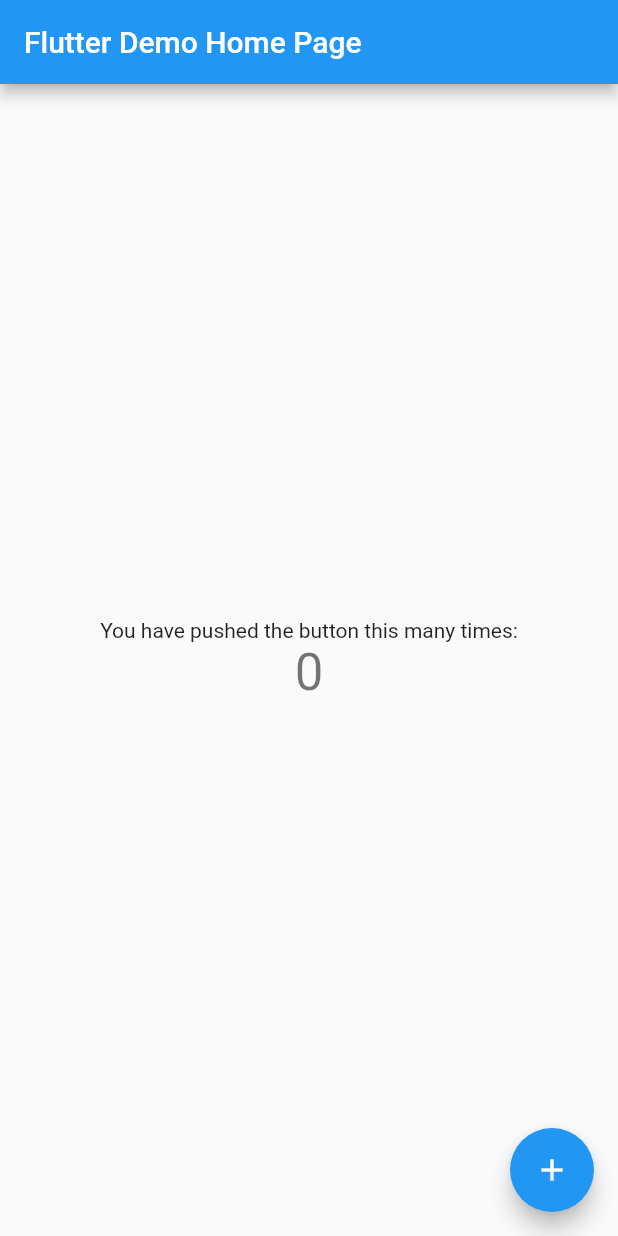
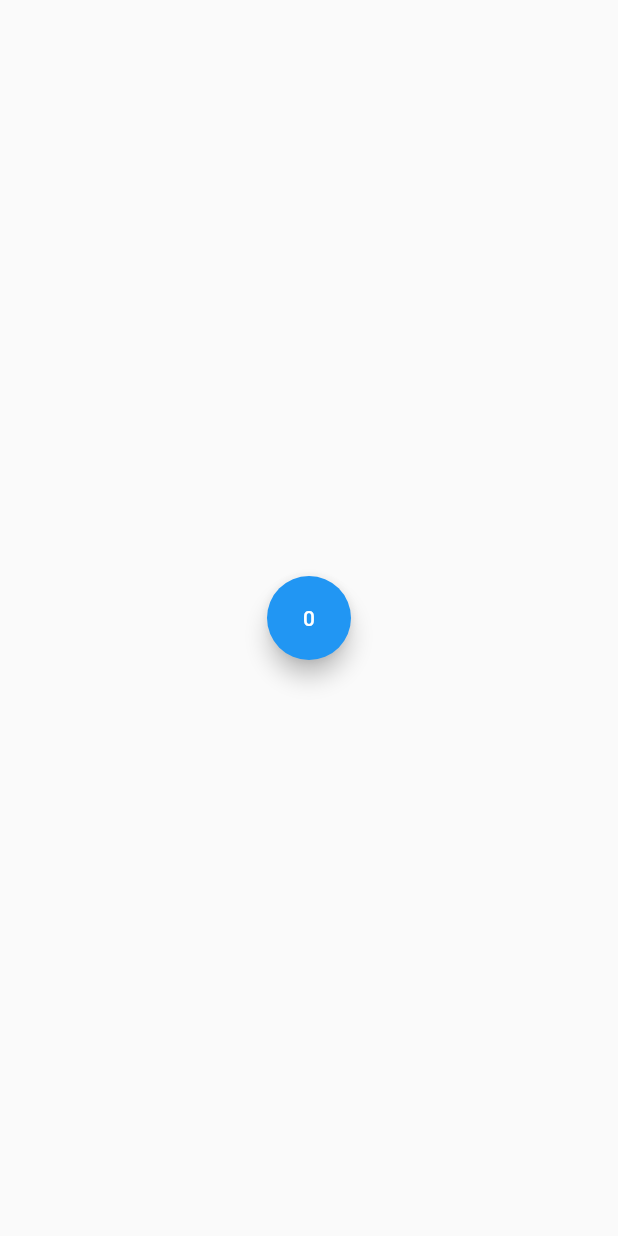
Before and after one commit to songnick/todo_list, a Flutter app: the screen it shows after launch, on a phone screen of 412 x 824 dp. Run offline on Flutter 3.47's test engine with Material 2 defaults, Android fonts, the phone set to English and light mode, and no system bars.

Commit message:
modify build tool

```diff
--- a/lib/main.dart
+++ b/lib/main.dart
@@ -1,6 +1,30 @@
 import 'package:flutter/material.dart';
 
 void main() => runApp(MyApp());
+
+
+class TestWidget extends StatelessWidget{
+  const TestWidget({
+    Key key,
+    @required this.text,
+    this.backroundColor:Colors.green,
+
+}):super(key:key);
+
+  final String text;
+  final Color backroundColor;
+  @override
+  Widget build(BuildContext context) {
+
+    return Center(
+      child: Container(
+        color: backroundColor,
+        child: Text(text),
+      ),
+    );
+  }
+
+}
 
 class MyApp extends StatelessWidget {
   // This widget is the root of your application.
@@ -24,6 +48,7 @@ class MyApp extends StatelessWidget {
     );
   }
 }
+
 
 class MyHomePage extends StatefulWidget {
   MyHomePage({Key key, this.title}) : super(key: key);
@@ -66,46 +91,14 @@ class _MyHomePageState extends State<MyHomePage> {
     // fast, so that you can just rebuild anything that needs updating rather
     // than having to individually change instances of widgets.
     return Scaffold(
-      appBar: AppBar(
-        // Here we take the value from the MyHomePage object that was created by
-        // the App.build method, and use it to set our appbar title.
-        title: Text(widget.title),
-      ),
       body: Center(
-        // Center is a layout widget. It takes a single child and positions it
-        // in the middle of the parent.
-        child: Column(
-          // Column is also layout widget. It takes a list of children and
-          // arranges them vertically. By default, it sizes itself to fit its
-          // children horizontally, and tries to be as tall as its parent.
-          //
-          // Invoke "debug painting" (press "p" in the console, choose the
-          // "Toggle Debug Paint" action from the Flutter Inspector in Android
-          // Studio, or the "Toggle Debug Paint" command in Visual Studio Code)
-          // to see the wireframe for each widget.
-          //
-          // Column has various properties to control how it sizes itself and
-          // how it positions its children. Here we use mainAxisAlignment to
-          // center the children vertically; the main axis here is the vertical
-          // axis because Columns are vertical (the cross axis would be
-          // horizontal).
-          mainAxisAlignment: MainAxisAlignment.center,
-          children: <Widget>[
-            Text(
-              'You have pushed the button this many times:',
-            ),
-            Text(
-              '$_counter',
-              style: Theme.of(context).textTheme.display1,
-            ),
-          ],
+        child: FloatingActionButton(
+          child: Text('$_counter'),
+          //点击后计数器自增
+          onPressed:()=>setState(()=> ++_counter,
+          ),
         ),
       ),
-      floatingActionButton: FloatingActionButton(
-        onPressed: _incrementCounter,
-        tooltip: 'Increment',
-        child: Icon(Icons.add),
-      ), // This trailing comma makes auto-formatting nicer for build methods.
     );
   }
 }
```
Also changed, not shown: 1 other file.
